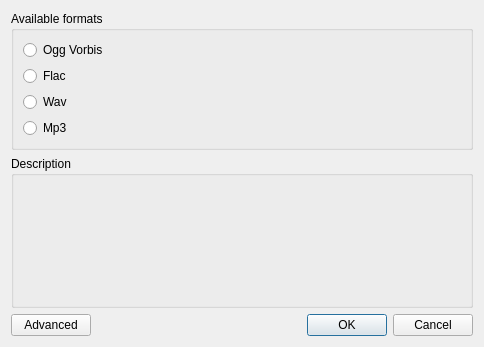
Old version of the form src/core-impl/collections/audiocd/FormatSelectionDialog.ui in the repository KDE/amarok.
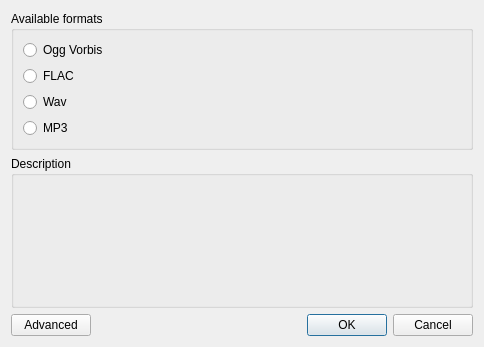
New version of the form.

Commit message:
Correct lowercase for FLAC and MP3
Change lowercase instances of FLAC and MP3, Patch kindly provided by Duilio Felix

FIXED-IN: 2.9

```diff
--- a/src/core-impl/collections/audiocd/FormatSelectionDialog.ui
+++ b/src/core-impl/collections/audiocd/FormatSelectionDialog.ui
@@ -36,7 +36,7 @@
       <item row="1" column="0">
        <widget class="QRadioButton" name="flacButton">
         <property name="text">
-         <string>Flac</string>
+         <string>FLAC</string>
         </property>
        </widget>
       </item>
@@ -50,7 +50,7 @@
       <item row="3" column="0">
        <widget class="QRadioButton" name="mp3Button">
         <property name="text">
-         <string>Mp3</string>
+         <string>MP3</string>
         </property>
        </widget>
       </item>
```
The commit also changes 1 other file.
